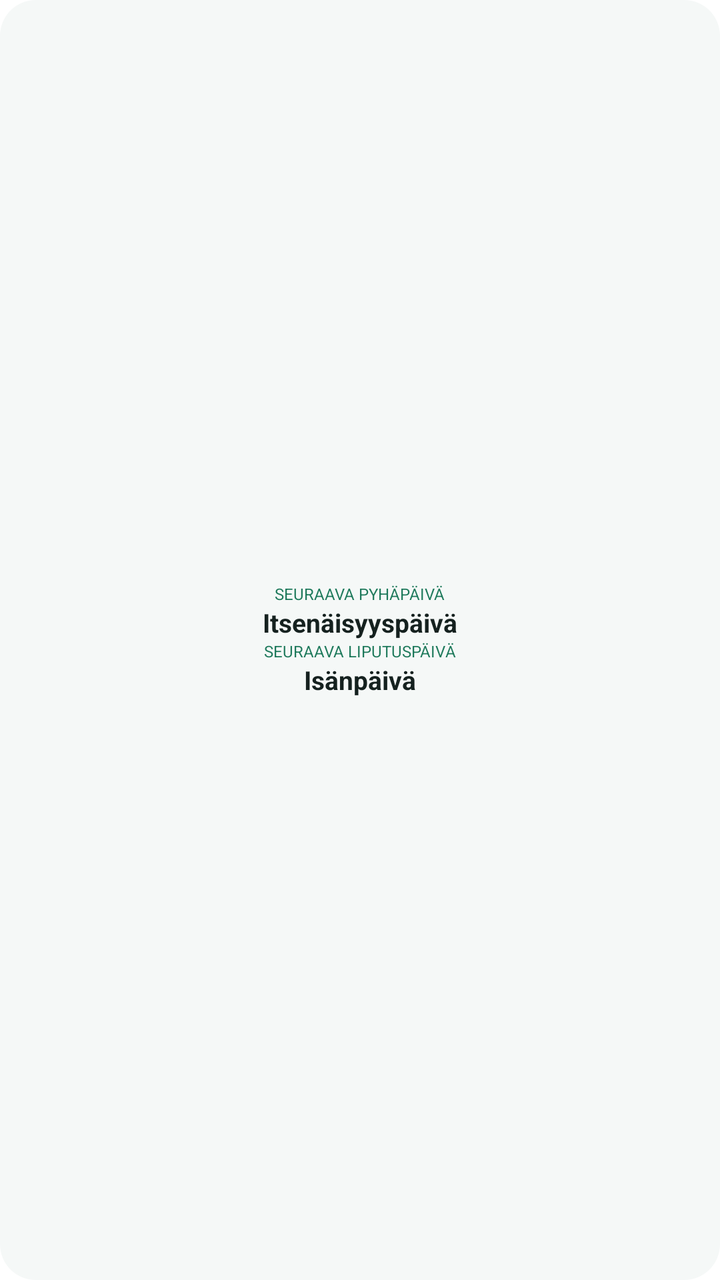
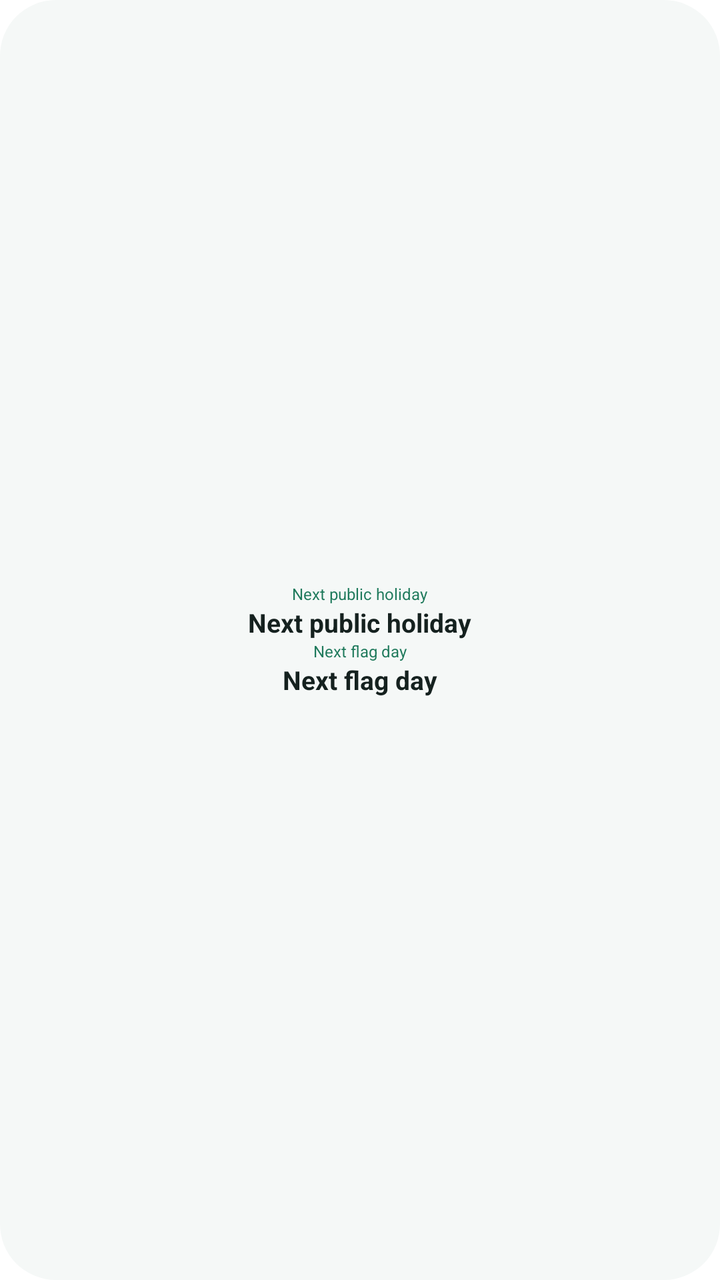

An Android layout rendered at two revisions. The XML below is the earlier revision; the diff shows what the commit changed to produce the second picture.
<!-- AndroidManifest.xml: fallback theme Theme.MaterialComponents.DayNight.NoActionBar -->
<!-- res/layout/preview_holidays.xml -->
<?xml version="1.0" encoding="utf-8"?>
<LinearLayout xmlns:android="http://schemas.android.com/apk/res/android"
    android:layout_width="match_parent"
    android:layout_height="match_parent"
    android:background="@drawable/widget_preview_bg"
    android:gravity="center"
    android:orientation="vertical"
    android:padding="10dp">
    <TextView android:layout_width="wrap_content" android:layout_height="wrap_content"
        android:text="SEURAAVA PYHÄPÄIVÄ" android:textSize="8sp" android:textColor="@color/brand_accent"
        android:textStyle="normal" />
    <TextView android:layout_width="wrap_content" android:layout_height="wrap_content"
        android:text="Itsenäisyyspäivä" android:textSize="13sp" android:textColor="@color/brand_ink"
        android:textStyle="bold" />
    <TextView android:layout_width="wrap_content" android:layout_height="wrap_content"
        android:text="SEURAAVA LIPUTUSPÄIVÄ" android:textSize="8sp" android:textColor="@color/brand_accent"
        android:textStyle="normal" />
    <TextView android:layout_width="wrap_content" android:layout_height="wrap_content"
        android:text="Isänpäivä" android:textSize="13sp" android:textColor="@color/brand_ink"
        android:textStyle="bold" />
</LinearLayout>
<!-- resources referenced by this layout -->
<resources>
  <color name="brand_accent">#FF1F7A5C</color>
  <color name="brand_ink">#FF15211F</color>
  <!-- drawable widget_preview_bg (drawable) -->
  <?xml version="1.0" encoding="utf-8"?>
  <shape xmlns:android="http://schemas.android.com/apk/res/android" android:shape="rectangle">
      <solid android:color="@color/brand_card" />
      <corners android:radius="18dp" />
  </shape>
  <color name="brand_card">#FFF5F8F7</color>
</resources>

<!-- the commit's change to res/layout/preview_holidays.xml (unified diff, before → after) -->
@@ -7,15 +7,15 @@
     android:orientation="vertical"
     android:padding="10dp">
     <TextView android:layout_width="wrap_content" android:layout_height="wrap_content"
-        android:text="SEURAAVA PYHÄPÄIVÄ" android:textSize="8sp" android:textColor="@color/brand_accent"
+        android:text="@string/widget_next_holiday" android:textSize="8sp" android:textColor="@color/brand_accent"
         android:textStyle="normal" />
     <TextView android:layout_width="wrap_content" android:layout_height="wrap_content"
-        android:text="Itsenäisyyspäivä" android:textSize="13sp" android:textColor="@color/brand_ink"
+        android:text="@string/widget_next_holiday" android:textSize="13sp" android:textColor="@color/brand_ink"
         android:textStyle="bold" />
     <TextView android:layout_width="wrap_content" android:layout_height="wrap_content"
-        android:text="SEURAAVA LIPUTUSPÄIVÄ" android:textSize="8sp" android:textColor="@color/brand_accent"
+        android:text="@string/widget_next_flag_day" android:textSize="8sp" android:textColor="@color/brand_accent"
         android:textStyle="normal" />
     <TextView android:layout_width="wrap_content" android:layout_height="wrap_content"
-        android:text="Isänpäivä" android:textSize="13sp" android:textColor="@color/brand_ink"
+        android:text="@string/widget_next_flag_day" android:textSize="13sp" android:textColor="@color/brand_ink"
         android:textStyle="bold" />
 </LinearLayout>
<!-- resource entries referenced after the edit -->
@@ -6,8 +6,11 @@
   <?xml version="1.0" encoding="utf-8"?>
   <shape xmlns:android="http://schemas.android.com/apk/res/android" android:shape="rectangle">
       <solid android:color="@color/brand_card" />
-      <corners android:radius="18dp" />
+      <corners android:radius="@dimen/widget_corner_radius" />
   </shape>
+  <string name="widget_next_flag_day">Next flag day</string>
+  <string name="widget_next_holiday">Next public holiday</string>
   <color name="brand_card">#FFF5F8F7</color>
+  <dimen name="widget_corner_radius">18dp</dimen>
 </resources>
 
